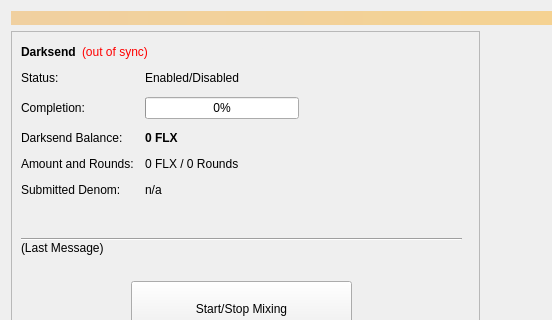
The window that src/qt/forms/coinmix.ui (nashsclay/DraviteFlex-1) describes before a commit, drawn with Qt 5; both pictures show x 0 to 552 and y 0 to 320 of the 960 by 615 pixel window.
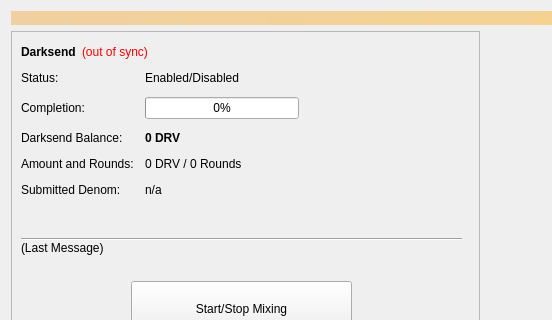
The same window after the commit.

Diff of the .ui file:
```diff
--- a/src/qt/forms/coinmix.ui
+++ b/src/qt/forms/coinmix.ui
@@ -119,7 +119,7 @@
               </font>
              </property>
              <property name="text">
-              <string notr="true">0 FLX</string>
+              <string notr="true">0 DRV</string>
              </property>
             </widget>
            </item>
@@ -133,7 +133,7 @@
            <item row="3" column="1">
             <widget class="QLabel" name="labelAmountRounds">
              <property name="text">
-              <string>0 FLX / 0 Rounds</string>
+              <string>0 DRV / 0 Rounds</string>
              </property>
             </widget>
            </item>
```
Left out of the diff: 2 changed lines with no effect on the pictures.
